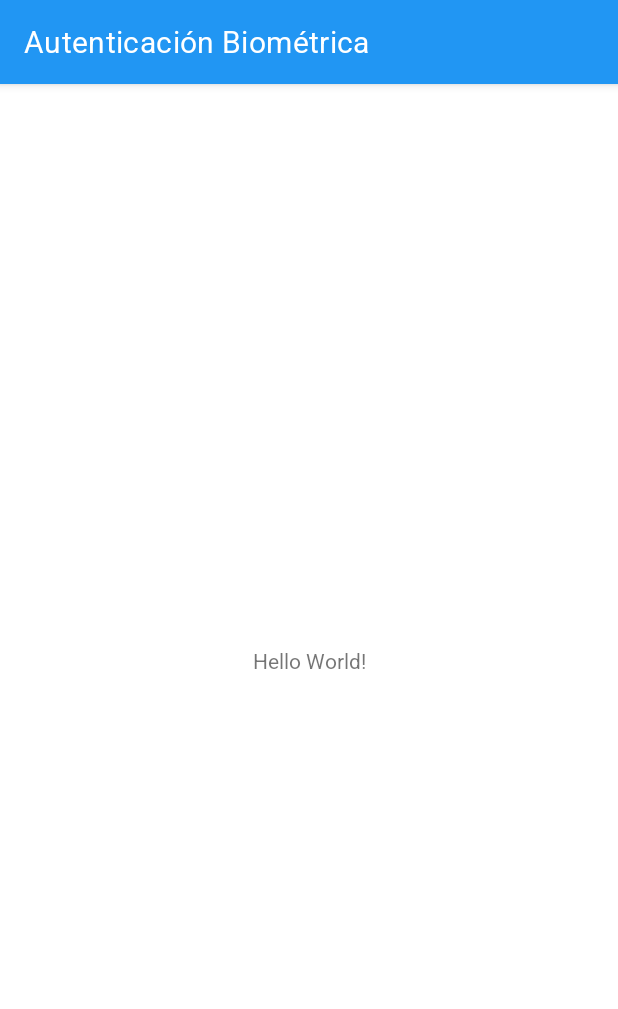
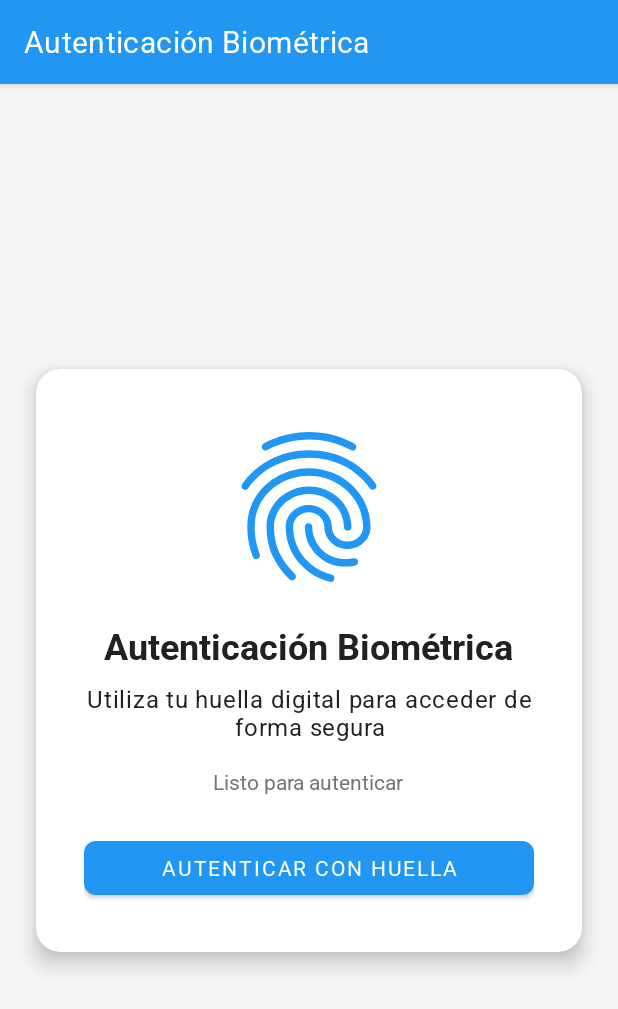
Before and after one commit to urielby23/Actividad12, an Android app: the screen it shows after launch (MainActivity), on a phone screen of 412 x 824 dp. Shown: the top 1009 px of the screen. Run offline under Robolectric (Android 15) with nearby library versions, the phone set to English and light mode, and no system bars.

Commit message:
Desarrollo de app con logica

```diff
--- /dev/null
+++ b/app/src/main/java/com/tecmilenio/biometricauth/BiometricHelper.java
@@ -0,0 +1,34 @@
+package com.tecmilenio.biometricauth;
+
+import android.content.Context;
+import androidx.biometric.BiometricManager;
+import androidx.biometric.BiometricPrompt;
+
+public class BiometricHelper {
+
+    public static boolean isBiometricAvailable(Context context) {
+        BiometricManager biometricManager = BiometricManager.from(context);
+        int canAuthenticate = biometricManager.canAuthenticate(
+                BiometricManager.Authenticators.BIOMETRIC_STRONG |
+                        BiometricManager.Authenticators.BIOMETRIC_WEAK |
+                        BiometricManager.Authenticators.DEVICE_CREDENTIAL);
+        return canAuthenticate == BiometricManager.BIOMETRIC_SUCCESS;
+    }
+
+    public static boolean hasEnrolledBiometrics(Context context) {
+        BiometricManager biometricManager = BiometricManager.from(context);
+        int canAuthenticate = biometricManager.canAuthenticate(BiometricManager.Authenticators.BIOMETRIC_WEAK
+                | BiometricManager.Authenticators.BIOMETRIC_STRONG);
+        return canAuthenticate == BiometricManager.BIOMETRIC_SUCCESS;
+    }
+
+    public static BiometricPrompt.PromptInfo buildPromptInfo(Context context) {
+        return new BiometricPrompt.PromptInfo.Builder()
+                .setTitle(context.getString(R.string.biometric_prompt_title))
+                .setSubtitle(context.getString(R.string.biometric_prompt_subtitle))
+                .setDescription(context.getString(R.string.biometric_prompt_description))
+                .setNegativeButtonText(context.getString(R.string.biometric_prompt_negative_button))
+                .setConfirmationRequired(false) // opcional
+                .build();
+    }
+}
--- a/app/src/main/java/com/tecmilenio/biometricauth/MainActivity.java
+++ b/app/src/main/java/com/tecmilenio/biometricauth/MainActivity.java
@@ -1,24 +1,86 @@
 package com.tecmilenio.biometricauth;
 
 import android.os.Bundle;
+import android.widget.TextView;
+import android.widget.Toast;
+import androidx.annotation.NonNull;
+import androidx.appcompat.app.AppCompatActivity;
+import androidx.core.content.ContextCompat;
+import androidx.biometric.BiometricPrompt;
+import androidx.biometric.BiometricManager;
 
-import androidx.activity.EdgeToEdge;
-import androidx.appcompat.app.AppCompatActivity;
-import androidx.core.graphics.Insets;
-import androidx.core.view.ViewCompat;
-import androidx.core.view.WindowInsetsCompat;
+import com.google.android.material.button.MaterialButton;
+
+import java.util.concurrent.Executor;
 
 public class MainActivity extends AppCompatActivity {
+
+    private TextView statusText;
+    private MaterialButton authenticateButton;
+    private BiometricPrompt biometricPrompt;
+    private BiometricPrompt.PromptInfo promptInfo;
+    private Executor executor;
 
     @Override
     protected void onCreate(Bundle savedInstanceState) {
         super.onCreate(savedInstanceState);
-        EdgeToEdge.enable(this);
         setContentView(R.layout.activity_main);
-        ViewCompat.setOnApplyWindowInsetsListener(findViewById(R.id.main), (v, insets) -> {
-            Insets systemBars = insets.getInsets(WindowInsetsCompat.Type.systemBars());
-            v.setPadding(systemBars.left, systemBars.top, systemBars.right, systemBars.bottom);
-            return insets;
+
+        statusText = findViewById(R.id.statusText);
+        authenticateButton = findViewById(R.id.authenticateButton);
+
+        executor = ContextCompat.getMainExecutor(this);
+
+        biometricPrompt = new BiometricPrompt(MainActivity.this, executor, new BiometricPrompt.AuthenticationCallback() {
+            @Override
+            public void onAuthenticationError(int errorCode, @NonNull CharSequence errString) {
+                super.onAuthenticationError(errorCode, errString);
+                statusText.setText(getString(R.string.auth_error) + " - " + errString);
+            }
+
+            @Override
+            public void onAuthenticationSucceeded(@NonNull BiometricPrompt.AuthenticationResult result) {
+                super.onAuthenticationSucceeded(result);
+                statusText.setText(getString(R.string.auth_success));
+                Toast.makeText(MainActivity.this, getString(R.string.auth_success), Toast.LENGTH_SHORT).show();
+            }
+
+            @Override
+            public void onAuthenticationFailed() {
+                super.onAuthenticationFailed();
+                statusText.setText(getString(R.string.auth_failed));
+            }
+        });
+
+        promptInfo = BiometricHelper.buildPromptInfo(this);
+
+        checkBiometricAvailability();
+
+        authenticateButton.setOnClickListener(v -> {
+            BiometricManager bm = BiometricManager.from(this);
+            int canAuth = bm.canAuthenticate(BiometricManager.Authenticators.BIOMETRIC_STRONG
+                    | BiometricManager.Authenticators.BIOMETRIC_WEAK
+                    | BiometricManager.Authenticators.DEVICE_CREDENTIAL);
+
+            if (canAuth == BiometricManager.BIOMETRIC_SUCCESS) {
+                biometricPrompt.authenticate(promptInfo);
+                statusText.setText("Escaneando huella...");
+            } else if (canAuth == BiometricManager.BIOMETRIC_ERROR_NONE_ENROLLED) {
+                statusText.setText(getString(R.string.biometric_not_enrolled));
+            } else {
+                statusText.setText(getString(R.string.biometric_not_supported));
+            }
         });
     }
+
+    private void checkBiometricAvailability() {
+        if (!BiometricHelper.isBiometricAvailable(this)) {
+            statusText.setText(getString(R.string.biometric_not_supported));
+            authenticateButton.setEnabled(false);
+            return;
+        }
+        if (!BiometricHelper.hasEnrolledBiometrics(this)) {
+            statusText.setText(getString(R.string.biometric_not_enrolled));
+        }
+    }
 }
--- a/app/src/main/res/layout/activity_main.xml
+++ b/app/src/main/res/layout/activity_main.xml
@@ -1,19 +1,74 @@
 <?xml version="1.0" encoding="utf-8"?>
-<androidx.constraintlayout.widget.ConstraintLayout xmlns:android="http://schemas.android.com/apk/res/android"
+<androidx.constraintlayout.widget.ConstraintLayout
+    xmlns:android="http://schemas.android.com/apk/res/android"
     xmlns:app="http://schemas.android.com/apk/res-auto"
-    xmlns:tools="http://schemas.android.com/tools"
-    android:id="@+id/main"
     android:layout_width="match_parent"
     android:layout_height="match_parent"
-    tools:context=".MainActivity">
+    android:background="@color/background_light_gray">
 
-    <TextView
-        android:layout_width="wrap_content"
+    <androidx.cardview.widget.CardView
+        android:layout_width="0dp"
         android:layout_height="wrap_content"
-        android:text="Hello World!"
+        app:cardCornerRadius="16dp"
+        app:cardElevation="8dp"
+        app:layout_constraintTop_toTopOf="parent"
         app:layout_constraintBottom_toBottomOf="parent"
+        app:layout_constraintStart_toStartOf="parent"
         app:layout_constraintEnd_toEndOf="parent"
-        app:layout_constraintStart_toStartOf="parent"
-        app:layout_constraintTop_toTopOf="parent" />
+        android:layout_margin="24dp">
+
+        <LinearLayout
+            android:layout_width="match_parent"
+            android:layout_height="wrap_content"
+            android:orientation="vertical"
+            android:padding="32dp"
+            android:gravity="center_horizontal">
+
+            <ImageView
+                android:id="@+id/fingerprintIcon"
+                android:layout_width="120dp"
+                android:layout_height="120dp"
+                android:src="@drawable/ic_fingerprint"
+                android:contentDescription="@string/auth_title"
+                app:tint="@color/primary_blue" />
+
+            <TextView
+                android:id="@+id/titleText"
+                style="@style/TitleText"
+                android:layout_width="wrap_content"
+                android:layout_height="wrap_content"
+                android:text="@string/auth_title"
+                android:layout_marginTop="16dp" />
+
+            <TextView
+                android:id="@+id/descriptionText"
+                android:layout_width="wrap_content"
+                android:layout_height="wrap_content"
+                android:text="@string/auth_description"
+                android:layout_marginTop="8dp"
+                android:textAppearance="?attr/textAppearanceBody1"
+                android:gravity="center" />
+
+            <TextView
+                android:id="@+id/statusText"
+                android:layout_width="wrap_content"
+                android:layout_height="wrap_content"
+                android:layout_marginTop="16dp"
+                android:text="@string/ready_to_authenticate"
+                android:gravity="center"
+                android:textColor="@color/text_secondary" />
+
+            <com.google.android.material.button.MaterialButton
+                android:id="@+id/authenticateButton"
+                style="@style/CustomButton"
+                android:layout_width="match_parent"
+                android:layout_height="wrap_content"
+                android:layout_marginTop="24dp"
+                android:text="@string/authenticate_button"
+                android:icon="@drawable/ic_fingerprint"
+                app:iconGravity="textStart" />
+
+        </LinearLayout>
+    </androidx.cardview.widget.CardView>
 
 </androidx.constraintlayout.widget.ConstraintLayout>
```
Also changed, not shown: 4 other files.
